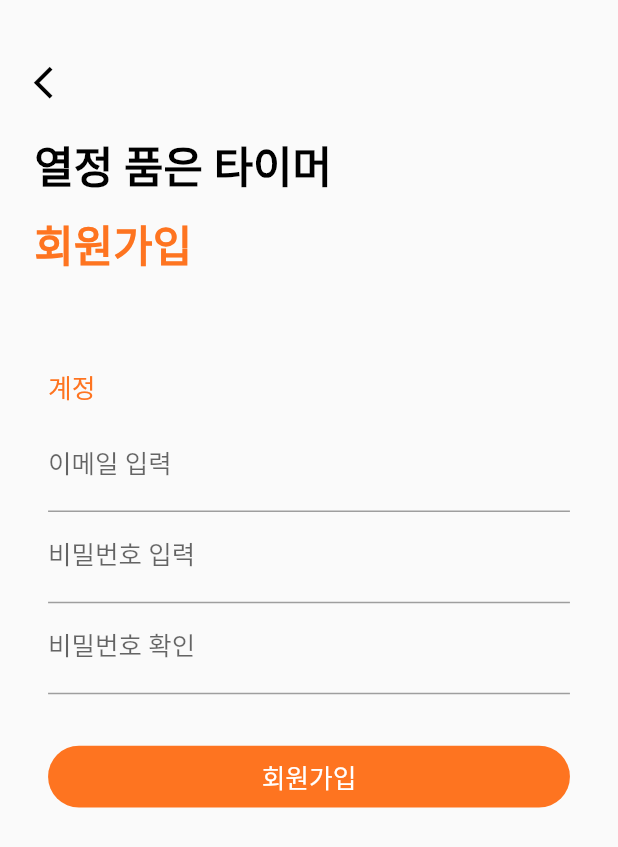
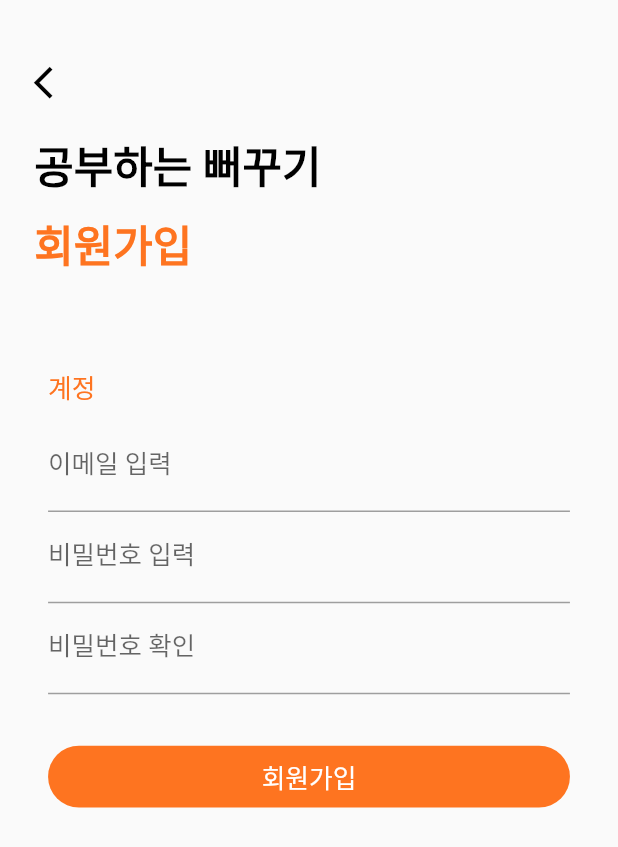
Before and after one commit to StudyingTimer/Flutter-StudyingTimer, a Flutter app: the Email screen opened directly, on a phone screen of 412 x 824 dp. Shown: the top 847 px of the screen. Run offline on Flutter 3.47's test engine with Material 2 defaults, Android fonts, the phone set to English and light mode, and no system bars; our stand-ins replace flutter_screenutil, fluttertoast, font_awesome_flutter, salomon_bottom_bar.

Commit message:
[UPDATE] text

```diff
--- a/studying_timer/lib/screens/signup/email.dart
+++ b/studying_timer/lib/screens/signup/email.dart
@@ -61,7 +61,7 @@ class _EmailState extends State<Email> {
                             height: 10.h,
                           ),
                           Text(
-                            "열정 품은 타이머",
+                            "공부하는 뻐꾸기",
                             style: TextStyle(
                                 fontSize: 25.sp,
                                 color: Colors.black,
```
